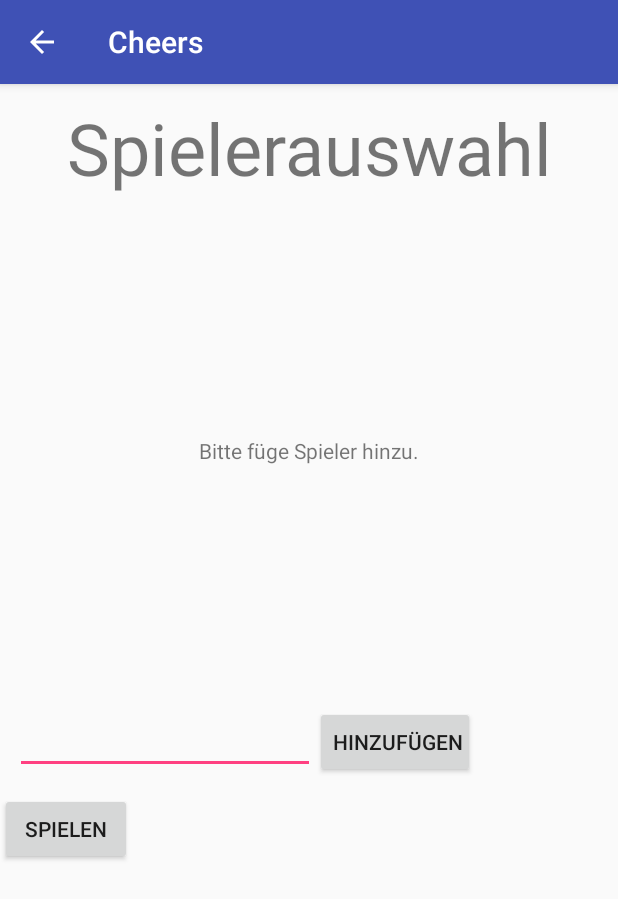
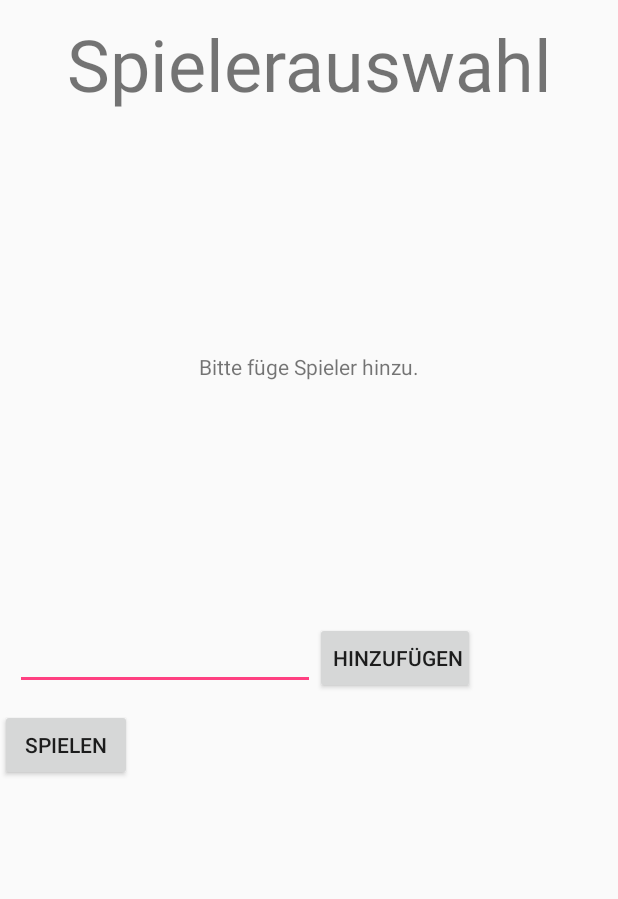
Before and after one commit to ThoMaster300/Cheers, an Android app: the screen it shows after launch (PlayerActivity), after a tap on "SPIELEN", on a phone screen of 412 x 824 dp. Shown: the top 899 px of the screen. Run offline under Robolectric (Android 15) with nearby library versions, the phone set to English and light mode, and no system bars.

Commit message:
Style implementiert, der die ActionBar und NotificationBar ausblendet
Bei jeder Activity die Zeilen auskommentiert, die der Style überschreibt

```diff
--- a/app/src/main/AndroidManifest.xml
+++ b/app/src/main/AndroidManifest.xml
@@ -8,7 +8,9 @@
         android:label="@string/app_name"
         android:roundIcon="@mipmap/ic_launcher_round"
         android:supportsRtl="true"
-        android:theme="@style/AppTheme">
+        android:theme="@style/NoActionBar">
+       <!-- android:theme="@style/AppTheme"-->
+
         <activity
             android:name=".MainActivity"
             android:screenOrientation="portrait">
--- a/app/src/main/java/at/technikum_wien/cheers/MainActivity.java
+++ b/app/src/main/java/at/technikum_wien/cheers/MainActivity.java
@@ -51,11 +51,11 @@ public class MainActivity extends AppCompatActivity implements View.OnClickListe
         }
         */
 
-
+/*
         //Remove title bar
         requestWindowFeature(Window.FEATURE_NO_TITLE);
         //Remove notification bar
-        getWindow().setFlags(WindowManager.LayoutParams.FLAG_FULLSCREEN, WindowManager.LayoutParams.FLAG_FULLSCREEN);
+        getWindow().setFlags(WindowManager.LayoutParams.FLAG_FULLSCREEN, WindowManager.LayoutParams.FLAG_FULLSCREEN);*/
         setContentView(R.layout.activity_main);
 
         //GetSetButtons
--- a/app/src/main/java/at/technikum_wien/cheers/PlayerActivity.java
+++ b/app/src/main/java/at/technikum_wien/cheers/PlayerActivity.java
@@ -28,10 +28,11 @@ public class PlayerActivity extends AppCompatActivity implements View.OnClickLis
     @Override
     protected void onCreate(Bundle savedInstanceState) {
         super.onCreate(savedInstanceState);
+      /*
         //Remove title bar
         requestWindowFeature(Window.FEATURE_NO_TITLE);
         //Remove notification bar
-        getWindow().setFlags(WindowManager.LayoutParams.FLAG_FULLSCREEN, WindowManager.LayoutParams.FLAG_FULLSCREEN);
+        getWindow().setFlags(WindowManager.LayoutParams.FLAG_FULLSCREEN, WindowManager.LayoutParams.FLAG_FULLSCREEN);*/
         setContentView(R.layout.activity_player);
 
         //GetSetIDs
--- a/app/src/main/java/at/technikum_wien/cheers/QuestionActivity.java
+++ b/app/src/main/java/at/technikum_wien/cheers/QuestionActivity.java
@@ -21,10 +21,11 @@ public class QuestionActivity extends AppCompatActivity implements View.OnClickL
     @Override
     protected void onCreate(Bundle savedInstanceState) {
         super.onCreate(savedInstanceState);
+      /*
         //Remove title bar
         requestWindowFeature(Window.FEATURE_NO_TITLE);
         //Remove notification bar
-        getWindow().setFlags(WindowManager.LayoutParams.FLAG_FULLSCREEN, WindowManager.LayoutParams.FLAG_FULLSCREEN);
+        getWindow().setFlags(WindowManager.LayoutParams.FLAG_FULLSCREEN, WindowManager.LayoutParams.FLAG_FULLSCREEN);*/
         setContentView(R.layout.activity_question);
 
         //Set everything
--- a/app/src/main/java/at/technikum_wien/cheers/SettingsActivity.java
+++ b/app/src/main/java/at/technikum_wien/cheers/SettingsActivity.java
@@ -10,10 +10,10 @@ public class SettingsActivity extends AppCompatActivity {
     @Override
     protected void onCreate(Bundle savedInstanceState) {
         super.onCreate(savedInstanceState);
-        //Remove title bar
+       /* //Remove title bar
         requestWindowFeature(Window.FEATURE_NO_TITLE);
         //Remove notification bar
-        getWindow().setFlags(WindowManager.LayoutParams.FLAG_FULLSCREEN, WindowManager.LayoutParams.FLAG_FULLSCREEN);
+        getWindow().setFlags(WindowManager.LayoutParams.FLAG_FULLSCREEN, WindowManager.LayoutParams.FLAG_FULLSCREEN);*/
         setContentView(R.layout.activity_settings);
     }
 }
--- a/app/src/main/res/values/styles.xml
+++ b/app/src/main/res/values/styles.xml
@@ -8,4 +8,18 @@
         <item name="colorAccent">@color/colorAccent</item>
     </style>
 
+
+
+
+    <!-- Style for disabling the actionbar -->
+    <style name="NoActionBar" parent="Theme.AppCompat.Light.NoActionBar">
+        <item name="colorPrimary">@color/colorPrimary</item>
+        <item name="colorPrimaryDark">@color/colorPrimaryDark</item>
+        <item name="colorAccent">@color/colorAccent</item>
+        <item name="android:windowActionBar">false</item>
+        <item name="android:windowNoTitle">true</item>
+        <item name="android:windowFullscreen">false</item>
+    </style>
+
+
 </resources>
```
